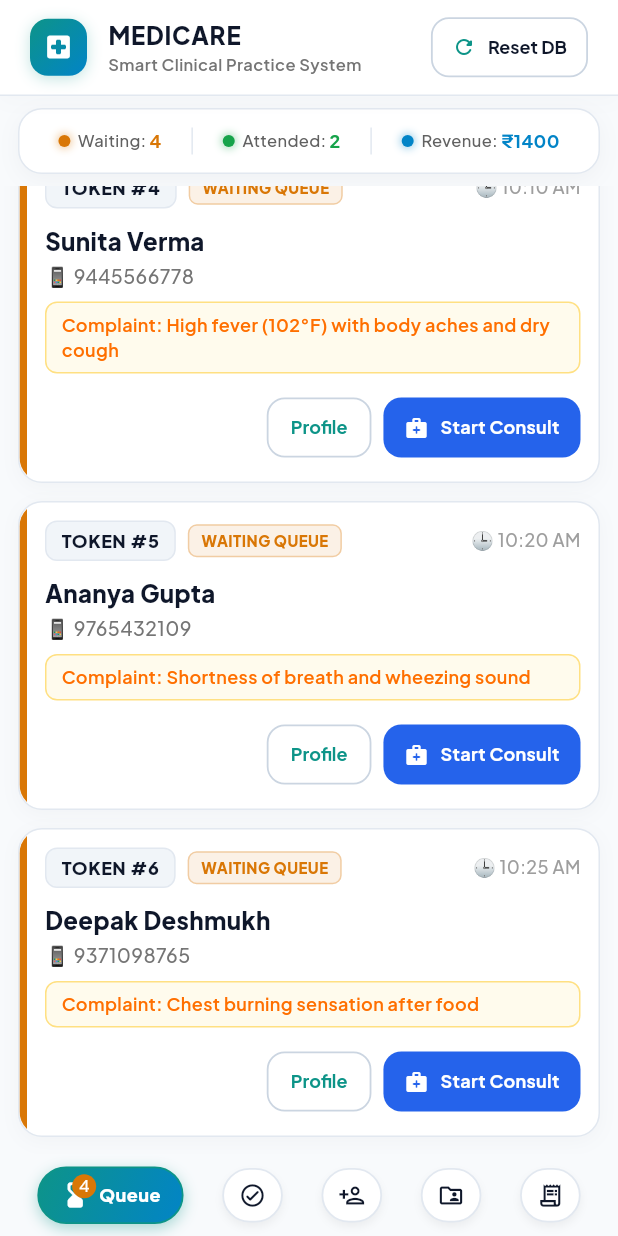
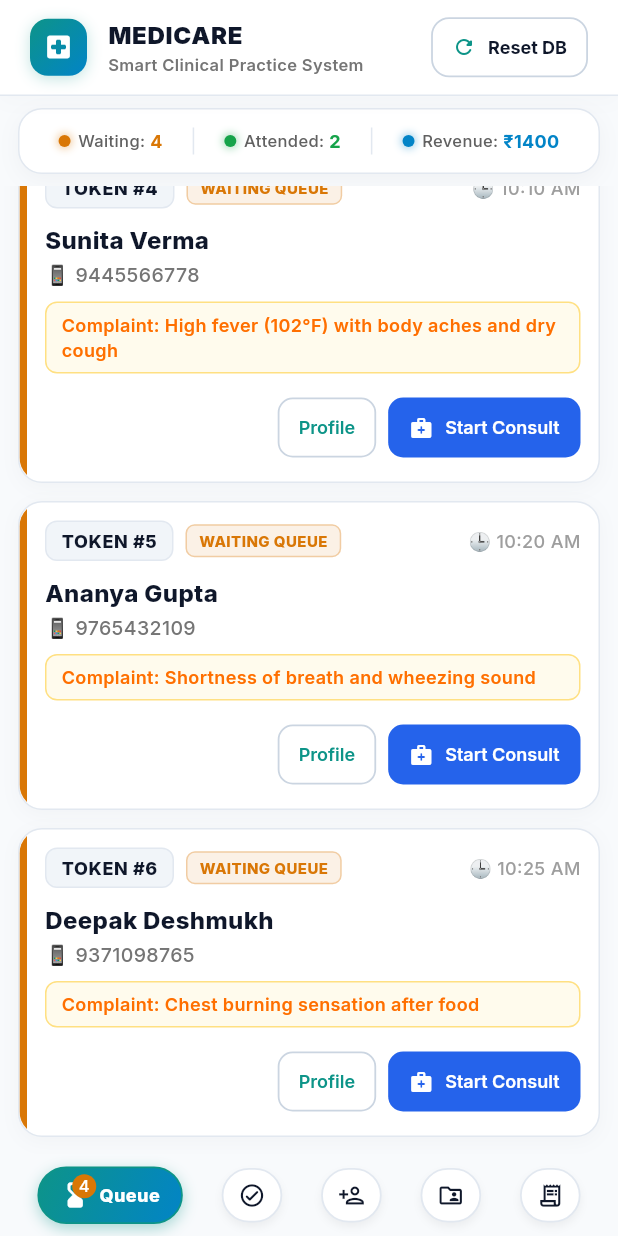
Before and after one commit to priyamprakash/Patient-Records, a Flutter app: the screen it shows after launch, scrolled down 506 dp, on a phone screen of 412 x 824 dp. Run offline on Flutter 3.47's test engine with Material 3 defaults, Android fonts, the phone set to English and light mode, and no system bars; our stand-ins replace google_fonts, pdf, printing, shared_preferences, table_calendar.

Commit message:
Update typography to simple, clean Inter font

```diff
--- a/patient_records/lib/theme/app_theme.dart
+++ b/patient_records/lib/theme/app_theme.dart
@@ -54,7 +54,7 @@ class AppTheme {
 
   // Light Executive Theme Configuration
   static ThemeData get lightTheme {
-    final baseTextTheme = GoogleFonts.plusJakartaSansTextTheme();
+    final baseTextTheme = GoogleFonts.interTextTheme();
 
     return ThemeData(
       useMaterial3: true,
@@ -68,23 +68,22 @@ class AppTheme {
       ),
       scaffoldBackgroundColor: backgroundLight,
       textTheme: baseTextTheme.copyWith(
-        displayLarge: GoogleFonts.plusJakartaSans(fontSize: 26, fontWeight: FontWeight.w800, color: textPrimary, letterSpacing: -0.4),
-        titleLarge: GoogleFonts.plusJakartaSans(fontSize: 18, fontWeight: FontWeight.w700, color: textPrimary, letterSpacing: -0.2),
-        titleMedium: GoogleFonts.plusJakartaSans(fontSize: 15, fontWeight: FontWeight.w700, color: textPrimary),
-        bodyLarge: GoogleFonts.plusJakartaSans(fontSize: 14, fontWeight: FontWeight.w600, color: textPrimary),
-        bodyMedium: GoogleFonts.plusJakartaSans(fontSize: 13, fontWeight: FontWeight.w500, color: textSecondary),
-        labelLarge: GoogleFonts.plusJakartaSans(fontSize: 13, fontWeight: FontWeight.w700, letterSpacing: 0.2),
+        displayLarge: GoogleFonts.inter(fontSize: 24, fontWeight: FontWeight.bold, color: textPrimary),
+        titleLarge: GoogleFonts.inter(fontSize: 18, fontWeight: FontWeight.bold, color: textPrimary),
+        titleMedium: GoogleFonts.inter(fontSize: 15, fontWeight: FontWeight.w600, color: textPrimary),
+        bodyLarge: GoogleFonts.inter(fontSize: 14, fontWeight: FontWeight.w500, color: textPrimary),
+        bodyMedium: GoogleFonts.inter(fontSize: 13, fontWeight: FontWeight.normal, color: textSecondary),
+        labelLarge: GoogleFonts.inter(fontSize: 13, fontWeight: FontWeight.w600),
       ),
       appBarTheme: AppBarTheme(
         backgroundColor: Colors.white,
         foregroundColor: textPrimary,
         elevation: 0,
         centerTitle: false,
-        titleTextStyle: GoogleFonts.plusJakartaSans(
+        titleTextStyle: GoogleFonts.inter(
           color: textPrimary,
-          fontSize: 17,
-          fontWeight: FontWeight.w800,
-          letterSpacing: 0.2,
+          fontSize: 16,
+          fontWeight: FontWeight.bold,
         ),
       ),
       cardTheme: CardThemeData(
@@ -92,26 +91,26 @@ class AppTheme {
         elevation: 0,
         shadowColor: const Color(0x0A0F172A),
         shape: RoundedRectangleBorder(
-          borderRadius: BorderRadius.circular(16),
+          borderRadius: BorderRadius.circular(14),
           side: const BorderSide(color: borderColor, width: 1),
         ),
       ),
       inputDecorationTheme: InputDecorationTheme(
         filled: true,
         fillColor: Colors.white,
-        contentPadding: const EdgeInsets.symmetric(horizontal: 16, vertical: 12),
-        hintStyle: GoogleFonts.plusJakartaSans(color: const Color(0xFF94A3B8), fontSize: 13),
-        labelStyle: GoogleFonts.plusJakartaSans(color: const Color(0xFF64748B), fontSize: 13, fontWeight: FontWeight.w600),
+        contentPadding: const EdgeInsets.symmetric(horizontal: 14, vertical: 12),
+        hintStyle: GoogleFonts.inter(color: const Color(0xFF94A3B8), fontSize: 13),
+        labelStyle: GoogleFonts.inter(color: const Color(0xFF64748B), fontSize: 13, fontWeight: FontWeight.w500),
         border: OutlineInputBorder(
-          borderRadius: BorderRadius.circular(12),
+          borderRadius: BorderRadius.circular(10),
           borderSide: const BorderSide(color: borderColor),
         ),
         enabledBorder: OutlineInputBorder(
-          borderRadius: BorderRadius.circular(12),
+          borderRadius: BorderRadius.circular(10),
           borderSide: const BorderSide(color: borderColor),
         ),
         focusedBorder: OutlineInputBorder(
-          borderRadius: BorderRadius.circular(12),
+          borderRadius: BorderRadius.circular(10),
           borderSide: const BorderSide(color: primaryTeal, width: 2),
         ),
       ),
@@ -120,12 +119,11 @@ class AppTheme {
           backgroundColor: primaryTeal,
           foregroundColor: Colors.white,
           elevation: 0,
-          padding: const EdgeInsets.symmetric(horizontal: 18, vertical: 12),
-          shape: RoundedRectangleBorder(borderRadius: BorderRadius.circular(12)),
-          textStyle: GoogleFonts.plusJakartaSans(
+          padding: const EdgeInsets.symmetric(horizontal: 16, vertical: 10),
+          shape: RoundedRectangleBorder(borderRadius: BorderRadius.circular(10)),
+          textStyle: GoogleFonts.inter(
             fontSize: 13,
-            fontWeight: FontWeight.w700,
-            letterSpacing: 0.2,
+            fontWeight: FontWeight.w600,
           ),
         ),
       ),
@@ -133,19 +131,19 @@ class AppTheme {
         style: OutlinedButton.styleFrom(
           foregroundColor: primaryTeal,
           side: const BorderSide(color: Color(0xFFCBD5E1), width: 1.2),
-          padding: const EdgeInsets.symmetric(horizontal: 16, vertical: 10),
-          shape: RoundedRectangleBorder(borderRadius: BorderRadius.circular(12)),
-          textStyle: GoogleFonts.plusJakartaSans(
+          padding: const EdgeInsets.symmetric(horizontal: 14, vertical: 8),
+          shape: RoundedRectangleBorder(borderRadius: BorderRadius.circular(10)),
+          textStyle: GoogleFonts.inter(
             fontSize: 13,
-            fontWeight: FontWeight.w700,
+            fontWeight: FontWeight.w600,
           ),
         ),
       ),
       chipTheme: ChipThemeData(
-        shape: RoundedRectangleBorder(borderRadius: BorderRadius.circular(10)),
+        shape: RoundedRectangleBorder(borderRadius: BorderRadius.circular(8)),
         backgroundColor: const Color(0xFFF1F5F9),
         side: const BorderSide(color: borderColor),
-        labelStyle: GoogleFonts.plusJakartaSans(fontSize: 12, fontWeight: FontWeight.w600, color: textPrimary),
+        labelStyle: GoogleFonts.inter(fontSize: 12, fontWeight: FontWeight.w500, color: textPrimary),
       ),
     );
   }
```
